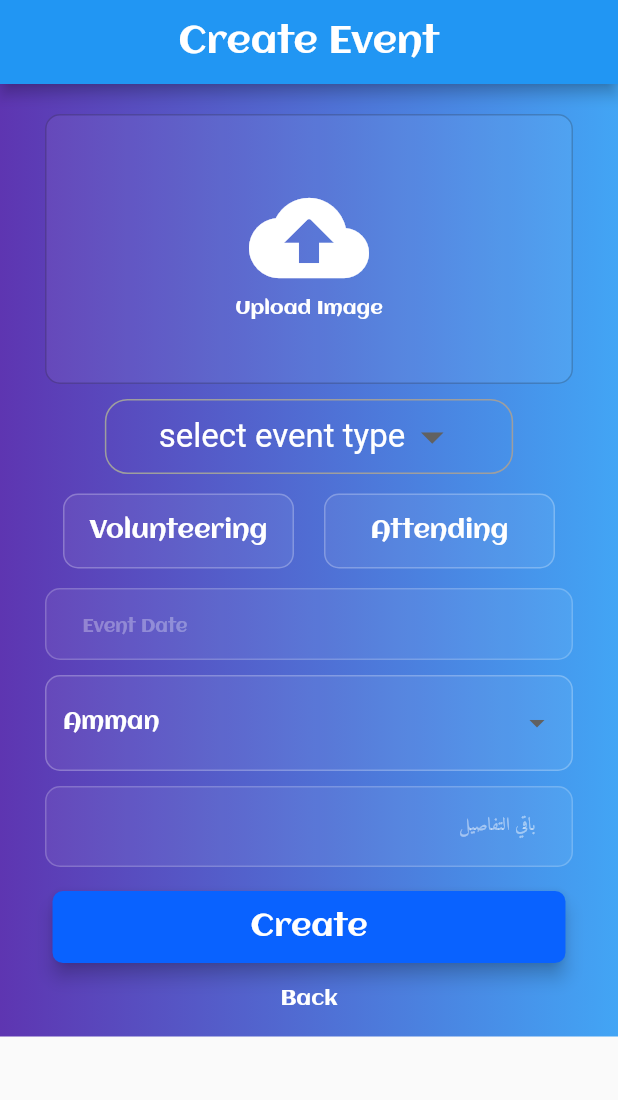
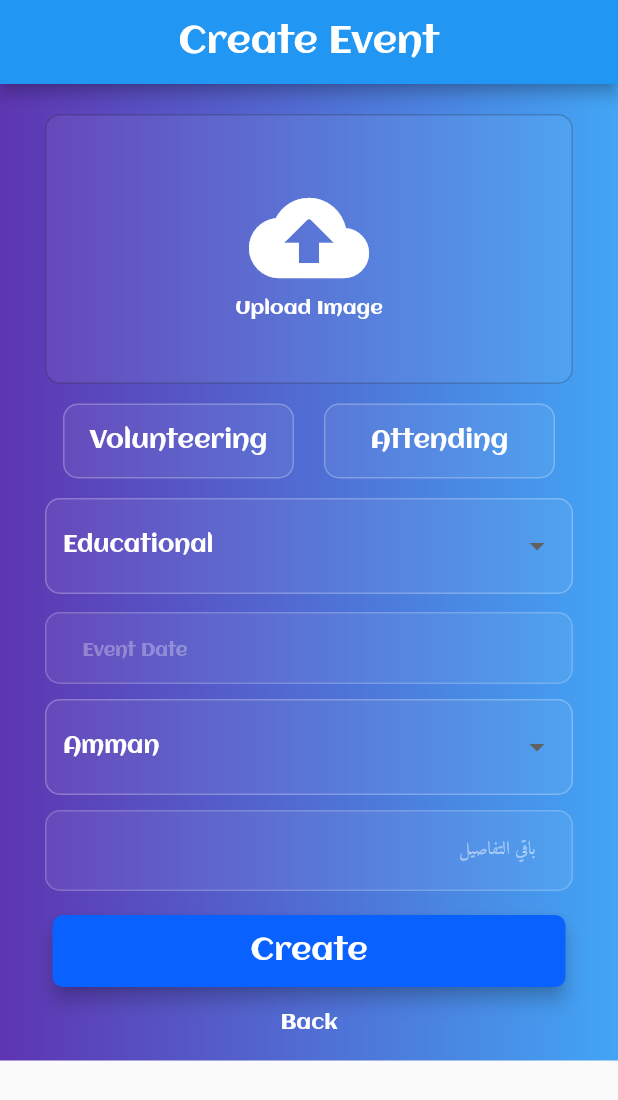
Before and after one commit to aliz0o/Volunteers-Home-Last-Version, a Flutter app: the CreateEvent screen opened by its route, on a phone screen of 412 x 824 dp. Shown: the top 1100 px of the screen. Run offline on Flutter 3.47's test engine with Material 2 defaults, Android fonts, the phone set to English and light mode, and no system bars; drawn by our look-alikes of datetime_picker_formfield; our stand-ins replace cloud_firestore, firebase_auth, firebase_core, firebase_storage, image_picker, modal_progress_hud and 4 more; missing offline and left inert: dart:ffi; accounts and stored records are empty.

Commit message:
Ali 26/5/2021

```diff
--- a/lib/components/event_card_button.dart
+++ b/lib/components/event_card_button.dart
@@ -108,7 +108,7 @@ class _EventCardButtonState extends State<EventCardButton> {
   Widget build(BuildContext context) {
     return ((widget.screen == 'events' ||
                 widget.screen == 'committeeRequest') &&
-            loggedInUser.uid == '7GvxiaHgbqeFmAtSKq6KGs6JSRE2')
+            loggedInUser.uid == 'iNitXHsWf8XB301tM5I58PqJFMD2')
         ? GestureDetector(
             onTap: widget.screen == 'events'
                 ? () => {
@@ -232,6 +232,5 @@ class _EventCardButtonState extends State<EventCardButton> {
                   colour: inactiveColor.withOpacity(0.06),
                 ),
               );
-
   }
 }
--- a/lib/constants.dart
+++ b/lib/constants.dart
@@ -82,6 +82,16 @@ const kCityList = [
   'Ma\'an',
   'Al-Mafraq',
   'al balqa'
+];
+
+const kEventTypeList = [
+  "Educational",
+  "Medical",
+  "Cultural",
+  "Religious",
+  "Entertaining",
+  "Environmental",
+  "other",
 ];
 
 const TextStyle kDateTimeTextStyle = TextStyle(
--- a/lib/main.dart
+++ b/lib/main.dart
@@ -13,11 +13,8 @@ final _auth = FirebaseAuth.instance;
 User loggedInUser;
 
 void main() async {
-
-
   WidgetsFlutterBinding.ensureInitialized();
   await Firebase.initializeApp();
-
 
   final user = _auth.currentUser;
   loggedInUser = user;
@@ -26,8 +23,6 @@ void main() async {
         providers: [ChangeNotifierProvider(create: (_) => Authentication())],
         child: MyApp()),
   );
-
-  // runApp(MyApp());
 }
 
 class MyApp extends StatelessWidget {
--- a/lib/screens/create_event_screen.dart
+++ b/lib/screens/create_event_screen.dart
@@ -52,10 +52,7 @@ class CreateEvent extends StatelessWidget {
               Colors.blue[400],
               Colors.deepPurple[600],
             ],
-              )
-          ),
-
-
+          )),
           child: MyStateFull()),
     );
   }
@@ -69,6 +66,7 @@ class MyStateFull extends StatefulWidget {
 class _MyStateFullState extends State<MyStateFull> {
   final picker = ImagePicker();
   var _currentCitySelected = 'Amman';
+  var _currentTypeSelected = 'Educational';
   bool _volunteeringVisible = false;
   bool _attendingVisible = false;
   bool _imageUploadedVisibility = false;
@@ -84,18 +82,7 @@ class _MyStateFullState extends State<MyStateFull> {
   Timestamp createdOn;
   String imageURL = '';
   File _selectedImage;
-  String Type_event;
-
-
-  List eventType = [
-    "Educational",
-    "Medical",
-    "Cultural",
-    "Religious",
-    "Entertaining",
-    "Environmental",
-    "other",
-  ];
+  String _eventType = 'Educational';
 
   @override
   void initState() {
@@ -187,7 +174,7 @@ class _MyStateFullState extends State<MyStateFull> {
       'comment': FieldValue.arrayUnion([]),
       'deleted': false,
       'reportedCount': 0,
-      'eventType' :Type_event,
+      'eventType': _eventType,
     });
 
     setState(() {
@@ -264,41 +251,44 @@ class _MyStateFullState extends State<MyStateFull> {
                 ),
               ),
             ),
-            SizedBox(height: 10),
-            Container(
-              decoration: BoxDecoration(
-                  border: Border.all(color: Colors.grey, width: 1),
-                  borderRadius: BorderRadius.circular(15)),
-              margin: EdgeInsets.only(left: 25, right: 25),
-              padding: EdgeInsets.only(left: 35, right: 35),
-              child: DropdownButton(
-                hint: Text('select event type',style: TextStyle(color: Colors.white),),
-
-                value: Type_event,
-                dropdownColor: Colors.black,
-                icon: Icon(Icons.arrow_drop_down),
-                iconSize: 36,
-                elevation: 16,
-                //isExpanded: true,
-                underline: SizedBox(),
-                style: TextStyle(
-                  color: Colors.white,
-                  fontSize: 22,
-                ),
-
-                onChanged: (newValue) {
-                  setState(() {
-                    Type_event = newValue;
-                  });
-                },
-                items: eventType.map((value) {
-                  return DropdownMenuItem(
-                    value: value,
-                    child: Text(value),
-                  );
-                }).toList(),
-              ),
-            ),
+            //SizedBox(height: 10),
+            // Container(
+            //   decoration: BoxDecoration(
+            //       border: Border.all(color: Colors.grey, width: 1),
+            //       borderRadius: BorderRadius.circular(15)),
+            //   margin: EdgeInsets.only(left: 25, right: 25),
+            //   padding: EdgeInsets.only(left: 35, right: 35),
+            //   child: DropdownButton(
+            //     hint: Text(
+            //       'select event type',
+            //       style: TextStyle(color: Colors.white),
+            //     ),
+            //
+            //     value: _eventType,
+            //     dropdownColor: Colors.black,
+            //     icon: Icon(Icons.arrow_drop_down),
+            //     iconSize: 36,
+            //     elevation: 16,
+            //     //isExpanded: true,
+            //     underline: SizedBox(),
+            //     style: TextStyle(
+            //       color: Colors.white,
+            //       fontSize: 22,
+            //     ),
+            //
+            //     onChanged: (newValue) {
+            //       setState(() {
+            //         _eventType = newValue;
+            //       });
+            //     },
+            //     items: eventType.map((value) {
+            //       return DropdownMenuItem(
+            //         value: value,
+            //         child: Text(value),
+            //       );
+            //     }).toList(),
+            //   ),
+            // ),
             SizedBox(height: 5),
             Visibility(
               child: Text(
@@ -400,6 +390,26 @@ class _MyStateFullState extends State<MyStateFull> {
             Visibility(
                 visible: _volunteeringVisible || _attendingVisible,
                 child: SizedBox(height: 13)),
+            Padding(
+              padding: const EdgeInsets.fromLTRB(30, 0, 30, 0),
+              child: DropdownButtonHideUnderline(
+                child: DropdownButtonFormField<String>(
+                  style: kDropDownTextStyle,
+                  decoration: kDropDownInputDecoration,
+                  dropdownColor: Color.fromRGBO(16, 17, 18, 1),
+                  items: kEventTypeList.map((String dropDownStringItem) {
+                    return DropdownMenuItem<String>(
+                        child: Text(dropDownStringItem),
+                        value: dropDownStringItem);
+                  }).toList(),
+                  onChanged: (String newValueSelected) {
+                    _eventType = newValueSelected;
+                  },
+                  value: _currentTypeSelected,
+                ),
+              ),
+            ),
+            SizedBox(height: 12),
             Padding(
               padding: const EdgeInsets.fromLTRB(30, 0, 30, 0),
               child: DateTimeField(
--- a/lib/screens/register_type_screen.dart
+++ b/lib/screens/register_type_screen.dart
@@ -22,7 +22,6 @@ class RegisterType extends StatelessWidget {
           // backgroundColor: Colors.black,
         ),
         body: Container(
-
             decoration: BoxDecoration(
                 gradient: LinearGradient(
               begin: Alignment.bottomLeft,
@@ -31,9 +30,7 @@ class RegisterType extends StatelessWidget {
                 Colors.blue[200],
                 Colors.blue[800],
               ],
-                )
-            ),
-
+            )),
             child: MyStateFull()));
   }
 }
```
Also changed, not shown: lib/components/CheckBoxListTileDemo.dart (+38 -36 lines), lib/screens/coming_list.dart (+0 -8 lines), lib/screens/events_screen.dart (+8 -6 lines), lib/screens/login_screen.dart (+12 -10 lines), lib/screens/profile_screen.dart (+14 -26 lines), lib/screens/registration_screen.dart (+2 -12 lines), lib/services/events_stream_builder.dart (+14 -16 lines). Lines whose indentation alone changed are shown as unchanged.
